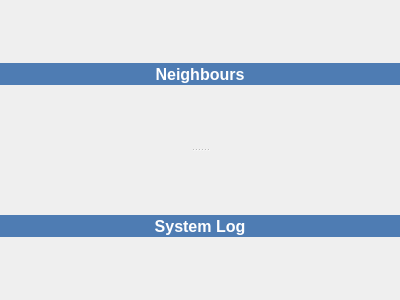
Old version of the form branches/Rewrite/UI/widgetactivity.ui in the repository c3c/quazaa.
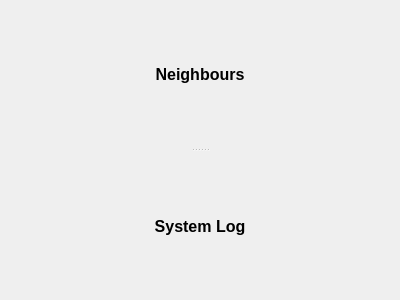
New version of the form. Icons and pictures are not drawn.

```diff
--- a/branches/Rewrite/UI/widgetactivity.ui
+++ b/branches/Rewrite/UI/widgetactivity.ui
@@ -56,8 +56,6 @@
          </property>
          <property name="styleSheet">
           <string notr="true">QToolButton {
-	background-color: rgb(78, 124, 179);
-	color: rgb(255, 255, 255);
 	border: none;
 	font-size: 16px;
 	font-weight: bold;
@@ -111,8 +109,6 @@
          </property>
          <property name="styleSheet">
           <string notr="true">QToolButton {
-	background-color: rgb(78, 124, 179);
-	color: rgb(255, 255, 255);
 	border: none;
 	font-size: 16px;
 	font-weight: bold;
```
